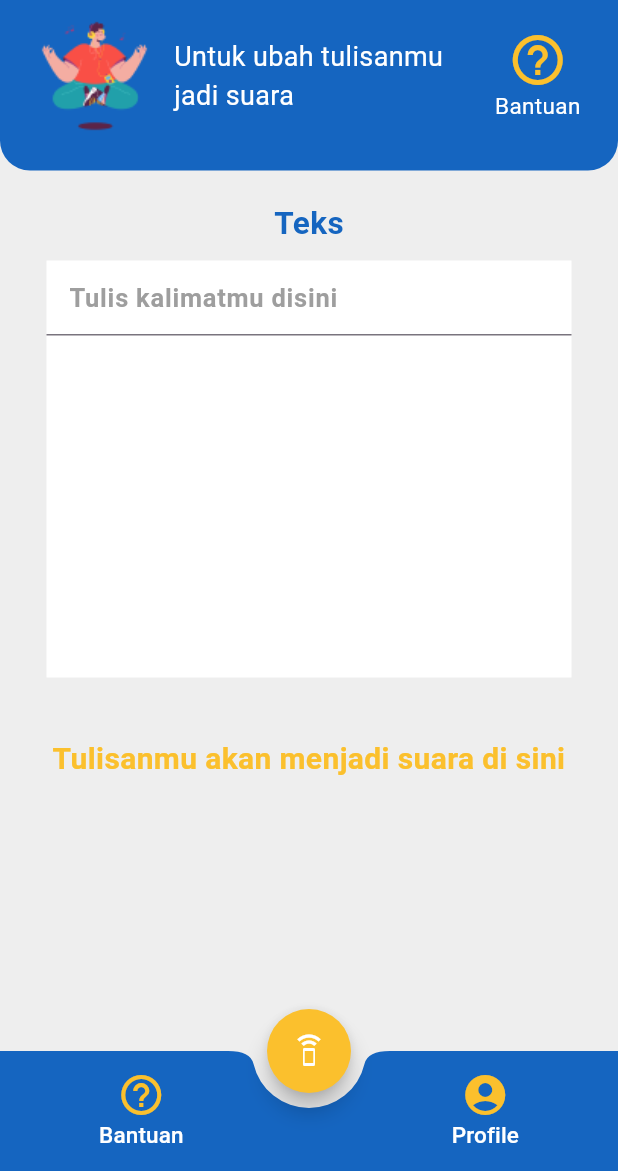
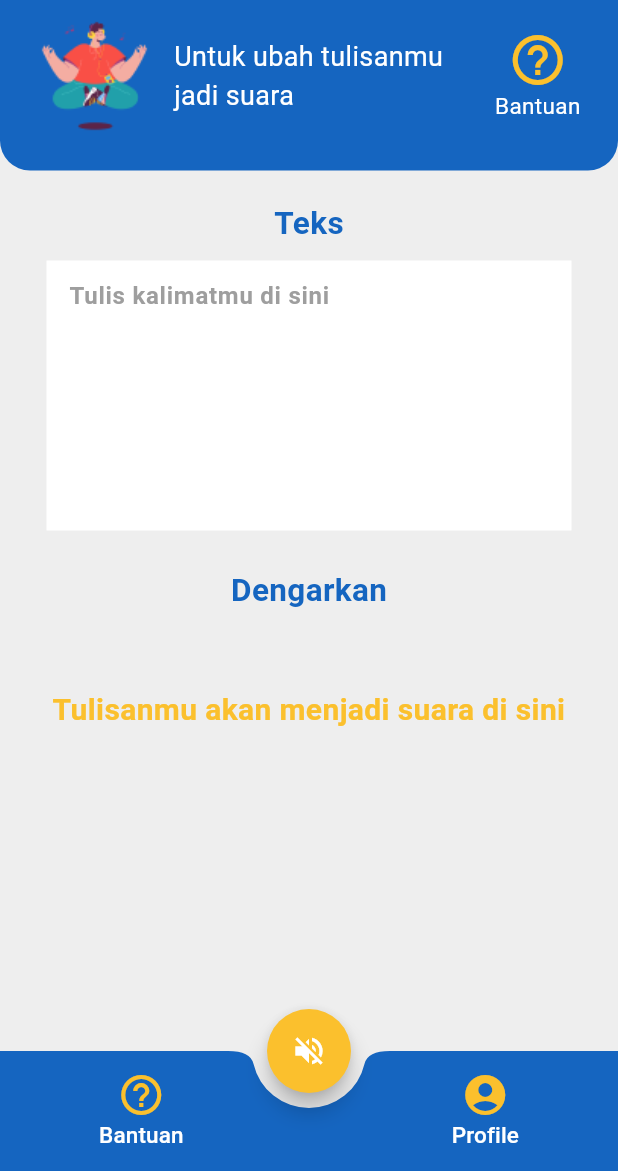
Before and after one commit to ridhailham/VISILA_App, a Flutter app: the ListenPage screen opened by its route, on a phone screen of 412 x 824 dp, the part 65-1236 px from its top. Run offline on Flutter 3.47's test engine with Material 3 defaults, Android fonts, the light colour scheme and no system bars; our stand-ins replace animate_do, firebase_auth, firebase_core, flutter_tts, google_fonts, lottie and 1 more; accounts and stored records are empty.

Commit message:
Update listen_page.dart

```diff
--- a/app_mobile/lib/pages/listen_page.dart
+++ b/app_mobile/lib/pages/listen_page.dart
@@ -14,6 +14,7 @@ class _ListenPageState extends State<ListenPage> {
 
   List<Map> _voices = [];
   Map? _currentVoice;
+  bool isSpeaking = false;
 
   int? _currentWordStart, _currentWordEnd;
   TextEditingController _textEditingController = TextEditingController();
@@ -60,7 +61,6 @@ class _ListenPageState extends State<ListenPage> {
         backgroundColor: Colors.blue[800],
         centerTitle: true,
 
-
         // backgroundColor: Colors.blue[800],
         iconTheme: IconThemeData(color: Colors.white),
 
@@ -90,12 +90,21 @@ class _ListenPageState extends State<ListenPage> {
         backgroundColor: Colors.yellow[700],
         onPressed: () {
           _flutterTts.speak(_textEditingController.text);
+          _flutterTts.setCompletionHandler(() {
+            setState(() {
+              isSpeaking = false;
+            });
+          });
+          setState(() {
+            isSpeaking = true;
+          });
         },
-        child: const Icon(
-          Icons.speaker_phone,
+        child: Icon(
+          isSpeaking ? Icons.volume_up : Icons.volume_off,
           color: Colors.white,
         ),
       ),
+
       // floatingActionButtonLocation: FloatingActionButtonLocation.centerDocked,
       bottomNavigationBar: BottomAppBar(
         color: Colors.blue[800],
@@ -222,10 +231,11 @@ class _ListenPageState extends State<ListenPage> {
           ),
           Text("Teks",
               style: TextStyle(
-                  fontSize: 21, color: Colors.blue[800], fontWeight: bold)),
+                  fontSize: 21,
+                  color: const Color.fromRGBO(21, 101, 192, 1),
+                  fontWeight: bold)),
 
           _textEntryField(),
-
 
           // _speakerSelector(),
 
@@ -257,21 +267,36 @@ class _ListenPageState extends State<ListenPage> {
           //     ],
           //   ),
           // ),
+
           Container(
-            margin: EdgeInsets.only(bottom: 180, right: 25, left: 25),
+            margin: EdgeInsets.only(bottom: 50, right: 25, left: 25),
             child: Column(
+              children: [
+                Text("Dengarkan",
+                    style: TextStyle(
 
+                        fontSize: 21,
+                        color: const Color.fromRGBO(21, 101, 192, 1),
+                        fontWeight: bold)),
+                        SizedBox(height: 50,),
+                isSpeaking
+                    ? Row(
+                      crossAxisAlignment: CrossAxisAlignment.center,
+                      mainAxisAlignment: MainAxisAlignment.center,
                       children: [
-                Text(
+                        Image.asset("animations/suara.png"),
+
+                        Image.asset("animations/suara.png")
+                      ],
+                    )
+                    : Text(
                         "Tulisanmu akan menjadi suara di sini",
                         textAlign: TextAlign.center,
                         style: TextStyle(
                             color: Colors.yellow[700],
                             fontWeight: bold,
-                    fontSize: 20
+                            fontSize: 20),
                       ),
-                ),
-
               ],
             ),
           )
@@ -281,42 +306,38 @@ class _ListenPageState extends State<ListenPage> {
   }
 
   Widget _textEntryField() {
-    return Expanded(
-      flex: 3,
-      child: Container(
-        margin: EdgeInsets.only(bottom: 40, top: 10),
+    return Container(
+      height: 180, // Set your desired fixed height
+      margin: EdgeInsets.only(bottom: 25, top: 10),
       color: Colors.white,
       width: 350,
       child: SingleChildScrollView(
         child: TextField(
+          cursorRadius: Radius.circular(20),
           controller: _textEditingController,
-            style: TextStyle(
-              color: Colors.blue[700],
-              fontWeight: bold
-            ),
+          style:
+              TextStyle(color: Colors.blue[700], fontWeight: FontWeight.bold),
           minLines: 1,
           maxLines: 999,
-            // enabled: false,
+          enabled: !isSpeaking,
+          cursorColor: Colors.black,
           decoration: InputDecoration(
-              hintText: "Tulis kalimatmu disini",
+            border: InputBorder.none,
+            hintText: "Tulis kalimatmu di sini",
             hintStyle: TextStyle(
-                fontSize: 17,
+              fontSize: 16,
               color: Colors.grey,
             ),
-              contentPadding:
-                  EdgeInsets.symmetric(vertical: 12, horizontal: 15),
-              // border: OutlineInputBorder(),
+            contentPadding: EdgeInsets.symmetric(vertical: 1, horizontal: 15),
+            // border: OutlineInputBorder(),dadadwasdwasadw
             // focusedBorder: OutlineInputBorder(
             //   borderSide: BorderSide(color: Colors.blue)
             // ),
           ),
         ),
       ),
-      ),
     );
   }
-
-
 
   Widget _speakerSelector() {
     return DropdownButton(
@@ -830,7 +851,7 @@ class _ListenPageState extends State<ListenPage> {
 //             //     ),
 //             // ),
 
-//             Container(
+//             Container(apa yang akan
 //               margin: EdgeInsets.only(bottom: 30),
 //               padding: EdgeInsets.all(16),
 //               child: Text(
```
Lines whose indentation alone changed are shown as unchanged.
